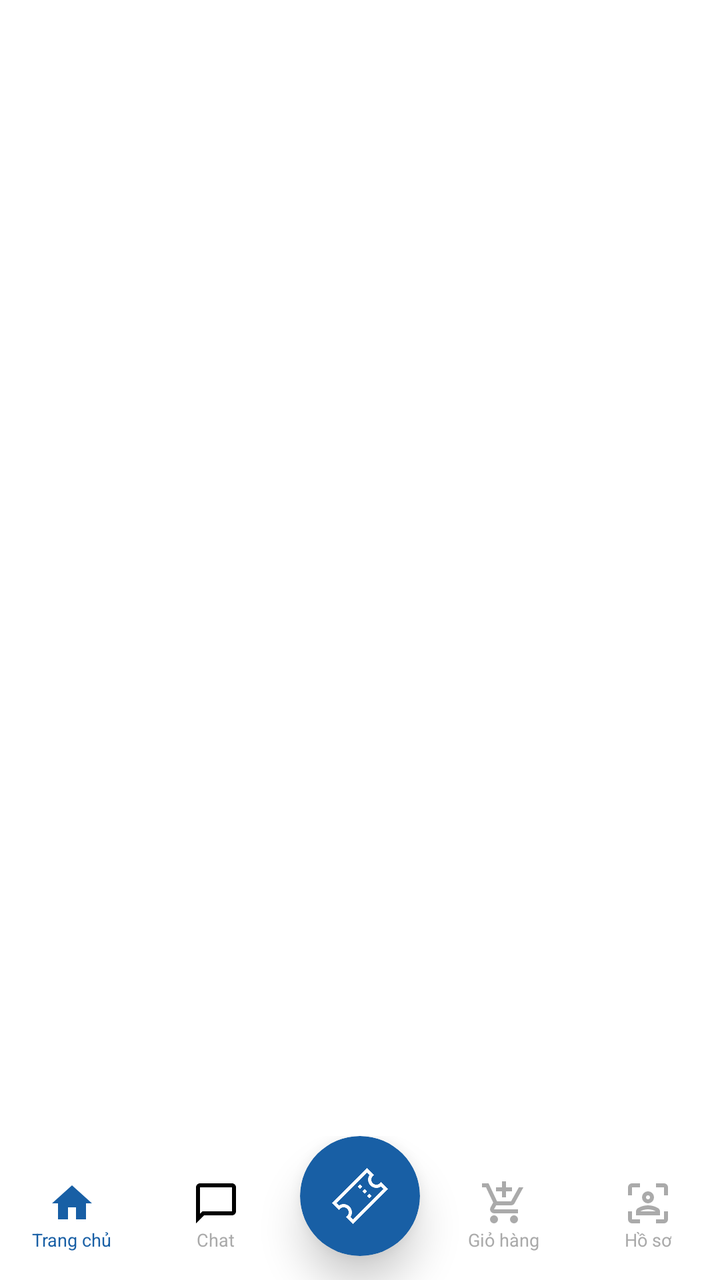
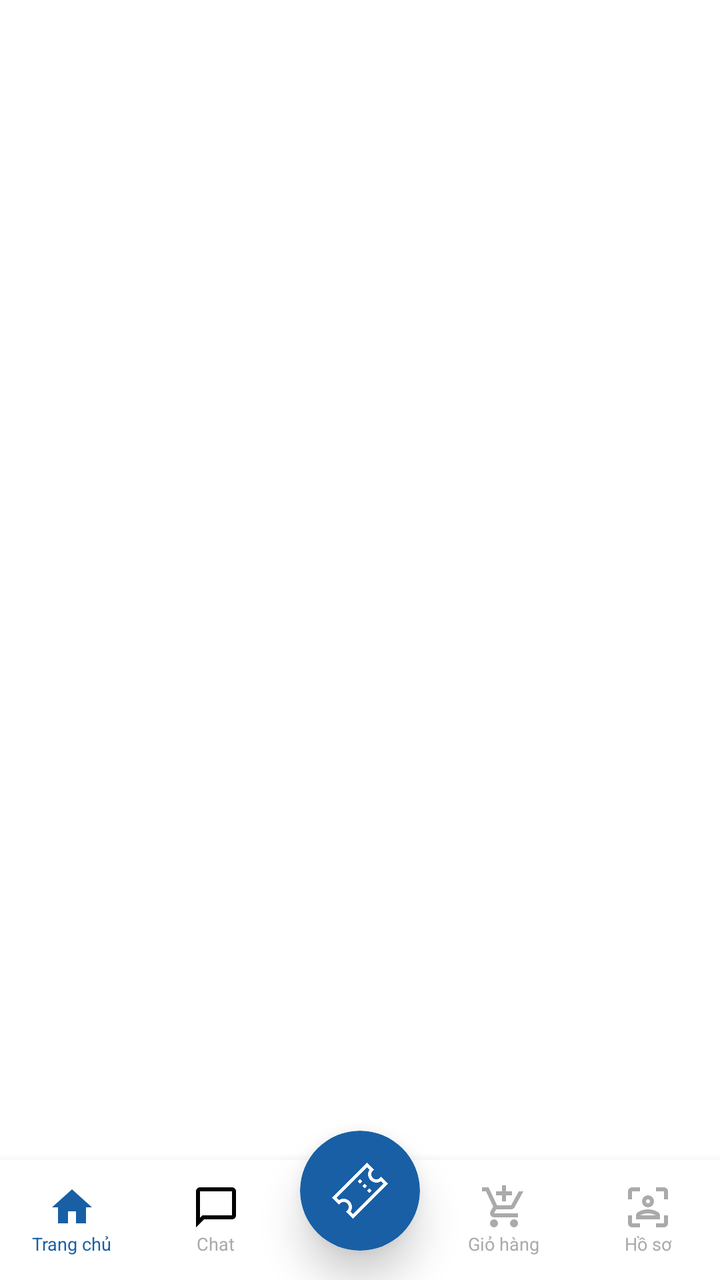

Screens rendered from an Android XML layout before and after an edit, with the pre-edit source and the edit as a unified diff.
<!-- AndroidManifest.xml: application theme Theme.Event_management -->
<!-- res/layout/activity_main.xml -->
<?xml version="1.0" encoding="utf-8"?>
<androidx.constraintlayout.widget.ConstraintLayout xmlns:android="http://schemas.android.com/apk/res/android"
    xmlns:app="http://schemas.android.com/apk/res-auto"
    android:layout_width="match_parent"
    android:layout_height="match_parent"
    android:background="#FFFFFF">

    
    <FrameLayout
        android:id="@+id/fragment_container"
        android:layout_width="match_parent"
        android:layout_height="0dp"
        app:layout_constraintTop_toTopOf="parent"
        app:layout_constraintBottom_toTopOf="@id/bottomNavParent" />

    
    <androidx.constraintlayout.widget.ConstraintLayout
        android:id="@+id/bottomNavParent"
        android:layout_width="match_parent"
        android:layout_height="72dp"
        android:background="@android:color/transparent"
        app:layout_constraintBottom_toBottomOf="parent">

        
        <View
            android:layout_width="match_parent"
            android:layout_height="72dp"
            android:background="#FFFFFF"
            android:elevation="8dp"
            app:layout_constraintBottom_toBottomOf="parent" />

        <LinearLayout
            android:layout_width="match_parent"
            android:layout_height="64dp"
            android:orientation="horizontal"
            android:elevation="9dp"
            android:weightSum="5"
            app:layout_constraintBottom_toBottomOf="parent">

            
            <LinearLayout
                android:id="@+id/btnHome"
                android:layout_width="0dp"
                android:layout_height="match_parent"
                android:layout_weight="1"
                android:orientation="vertical"
                android:gravity="center">
                <ImageView
                    android:layout_width="24dp"
                    android:layout_height="24dp"
                    android:src="@drawable/ic_home"
                    android:tint="#185FA5"/>
                <TextView
                    android:layout_width="wrap_content"
                    android:layout_height="wrap_content"
                    android:text="Trang chủ"
                    android:textSize="9sp"
                    android:textColor="#185FA5"/>
            </LinearLayout>

            
            <LinearLayout
                android:id="@+id/btnChat"
                android:layout_width="0dp"
                android:layout_height="match_parent"
                android:layout_weight="1"
                android:orientation="vertical"
                android:gravity="center">
                <ImageView
                    android:id="@+id/imgChatIcon"
                    android:layout_width="24dp"
                    android:layout_height="24dp"
                    android:src="@drawable/ic_chat_custom"/>
                <TextView
                    android:layout_width="wrap_content"
                    android:layout_height="wrap_content"
                    android:text="Chat"
                    android:textSize="9sp"
                    android:textColor="#AAAAAA"/>
            </LinearLayout>

            
            <View
                android:layout_width="0dp"
                android:layout_height="match_parent"
                android:layout_weight="1" />

            <LinearLayout
                android:id="@+id/btnCart"
                android:layout_width="0dp"
                android:layout_height="match_parent"
                android:layout_weight="1"
                android:orientation="vertical"
                android:gravity="center">
                <ImageView
                    android:layout_width="24dp"
                    android:layout_height="24dp"
                    android:src="@drawable/ic_cart"
                    android:tint="#AAAAAA"/>
                <TextView
                    android:layout_width="wrap_content"
                    android:layout_height="wrap_content"
                    android:text="Giỏ hàng"
                    android:textSize="9sp"
                    android:textColor="#AAAAAA"/>
            </LinearLayout>

            
            <LinearLayout
                android:id="@+id/btnProfile"
                android:layout_width="0dp"
                android:layout_height="match_parent"
                android:layout_weight="1"
                android:orientation="vertical"
                android:gravity="center">
                <ImageView
                    android:layout_width="24dp"
                    android:layout_height="24dp"
                    android:src="@drawable/ic_person"
                    android:tint="#AAAAAA"/>
                <TextView
                    android:layout_width="wrap_content"
                    android:layout_height="wrap_content"
                    android:text="Hồ sơ"
                    android:textSize="9sp"
                    android:textColor="#AAAAAA"/>
            </LinearLayout>
        </LinearLayout>

        
        <com.google.android.material.card.MaterialCardView
            android:id="@+id/btnMyTicketsNav"
            android:layout_width="60dp"
            android:layout_height="60dp"
            android:layout_marginBottom="12dp"
            app:cardCornerRadius="30dp"
            app:cardElevation="12dp"
            app:cardBackgroundColor="#185FA5"
            app:strokeWidth="0dp"
            app:layout_constraintBottom_toBottomOf="parent"
            app:layout_constraintStart_toStartOf="parent"
            app:layout_constraintEnd_toEndOf="parent">

            <ImageView
                android:layout_width="28dp"
                android:layout_height="28dp"
                android:layout_gravity="center"
                android:src="@drawable/ticket_icon"
                app:tint="@android:color/white" />
        </com.google.android.material.card.MaterialCardView>

    </androidx.constraintlayout.widget.ConstraintLayout>

</androidx.constraintlayout.widget.ConstraintLayout>
<!-- resources referenced by this layout -->
<resources>
  <!-- drawable ic_cart (drawable) -->
  <vector xmlns:android="http://schemas.android.com/apk/res/android" android:height="24dp" android:tint="#000000" android:viewportHeight="960" android:viewportWidth="960" android:width="24dp">
        
      <path android:fillColor="@android:color/white" android:pathData="M440,360L440,240L320,240L320,160L440,160L440,40L520,40L520,160L640,160L640,240L520,240L520,360L440,360ZM223.5,856.5Q200,833 200,800Q200,767 223.5,743.5Q247,720 280,720Q313,720 336.5,743.5Q360,767 360,800Q360,833 336.5,856.5Q313,880 280,880Q247,880 223.5,856.5ZM623.5,856.5Q600,833 600,800Q600,767 623.5,743.5Q647,720 680,720Q713,720 736.5,743.5Q760,767 760,800Q760,833 736.5,856.5Q713,880 680,880Q647,880 623.5,856.5ZM40,160L40,80L171,80L341,440L621,440Q621,440 621,440Q621,440 621,440L777,160L868,160L692,478Q681,498 662.5,509Q644,520 622,520L324,520L280,600Q280,600 280,600Q280,600 280,600L760,600L760,680L280,680Q235,680 211.5,641Q188,602 210,562L264,464L120,160L40,160Z"/>
      
  </vector>
  <!-- drawable ic_chat_custom (drawable) -->
  <vector xmlns:android="http://schemas.android.com/apk/res/android"
      android:width="24dp"
      android:height="24dp"
      android:viewportWidth="24"
      android:viewportHeight="24">
      <path
          android:fillColor="#000000"
          android:pathData="M20,2L4,2c-1.1,0 -2,0.9 -2,2v18l4,-4h14c1.1,0 2,-0.9 2,-2L22,4c0,-1.1 -0.9,-2 -2,-2zM20,16L5.17,16L4,17.17L4,4h16v12z"/>
  </vector>
  <!-- drawable ic_home (drawable) -->
  <vector xmlns:android="http://schemas.android.com/apk/res/android" android:height="24dp" android:tint="#000000" android:viewportHeight="24" android:viewportWidth="24" android:width="24dp">
        
      <path android:fillColor="@android:color/white" android:pathData="M10,20v-6h4v6h5v-8h3L12,3 2,12h3v8z"/>
      
  </vector>
  <!-- drawable ic_person (drawable) -->
  <vector xmlns:android="http://schemas.android.com/apk/res/android" android:height="24dp" android:tint="#000000" android:viewportHeight="960" android:viewportWidth="960" android:width="24dp">
        
      <path android:fillColor="@android:color/white" android:pathData="M480,480Q429,480 394.5,445.5Q360,411 360,360Q360,310 394.5,275Q429,240 480,240Q530,240 565,275Q600,310 600,360Q600,411 565,445.5Q530,480 480,480ZM480,400Q497,400 508.5,388.5Q520,377 520,360Q520,343 508.5,331.5Q497,320 480,320Q463,320 451.5,331.5Q440,343 440,360Q440,377 451.5,388.5Q463,400 480,400ZM240,720L240,644Q240,623 250.5,604.5Q261,586 279,575Q325,548 375.5,534Q426,520 480,520Q534,520 584.5,534Q635,548 681,575Q699,586 709.5,604.5Q720,623 720,644L720,720L240,720ZM400,610Q361,620 326,640L326,640L634,640L634,640Q599,620 560,610Q521,600 480,600Q439,600 400,610ZM480,360Q480,360 480,360Q480,360 480,360Q480,360 480,360Q480,360 480,360Q480,360 480,360Q480,360 480,360Q480,360 480,360Q480,360 480,360ZM560,640Q599,640 634,640L634,640L326,640L326,640Q361,640 400,640Q439,640 480,640Q521,640 560,640ZM160,880Q127,880 103.5,856.5Q80,833 80,800L80,640L160,640L160,800Q160,800 160,800Q160,800 160,800L320,800L320,880L160,880ZM80,320L80,160Q80,127 103.5,103.5Q127,80 160,80L320,80L320,160L160,160Q160,160 160,160Q160,160 160,160L160,320L80,320ZM640,880L640,800L800,800Q800,800 800,800Q800,800 800,800L800,640L880,640L880,800Q880,833 856.5,856.5Q833,880 800,880L640,880ZM800,320L800,160Q800,160 800,160Q800,160 800,160L640,160L640,80L800,80Q833,80 856.5,103.5Q880,127 880,160L880,320L800,320Z"/>
      
  </vector>
  <!-- drawable ticket_icon: png bitmap (drawable, 5170 bytes) -->
  <style name="Theme.Event_management" parent="Base.Theme.Event_management" />
  <style name="Base.Theme.Event_management" parent="Theme.Material3.DayNight.NoActionBar">
          <item name="colorPrimary">#0066FF</item> <item name="android:statusBarColor">#FFFFFF</item> <item name="android:windowLightStatusBar">true</item> </style>
</resources>

<!-- the commit's change to res/layout/activity_main.xml (unified diff, before → after) -->
@@ -3,7 +3,8 @@
     xmlns:app="http://schemas.android.com/apk/res-auto"
     android:layout_width="match_parent"
     android:layout_height="match_parent"
-    android:background="#FFFFFF">
+    android:background="#FFFFFF"
+    android:clipChildren="false">
 
     
     <FrameLayout
@@ -17,21 +18,22 @@
     <androidx.constraintlayout.widget.ConstraintLayout
         android:id="@+id/bottomNavParent"
         android:layout_width="match_parent"
-        android:layout_height="72dp"
+        android:layout_height="60dp"
         android:background="@android:color/transparent"
+        android:clipChildren="false"
         app:layout_constraintBottom_toBottomOf="parent">
 
         
         <View
             android:layout_width="match_parent"
-            android:layout_height="72dp"
+            android:layout_height="60dp"
             android:background="#FFFFFF"
             android:elevation="8dp"
             app:layout_constraintBottom_toBottomOf="parent" />
 
         <LinearLayout
             android:layout_width="match_parent"
-            android:layout_height="64dp"
+            android:layout_height="60dp"
             android:orientation="horizontal"
             android:elevation="9dp"
             android:weightSum="5"
@@ -132,7 +134,7 @@
             android:id="@+id/btnMyTicketsNav"
             android:layout_width="60dp"
             android:layout_height="60dp"
-            android:layout_marginBottom="12dp"
+            android:layout_marginBottom="15dp"
             app:cardCornerRadius="30dp"
             app:cardElevation="12dp"
             app:cardBackgroundColor="#185FA5"
